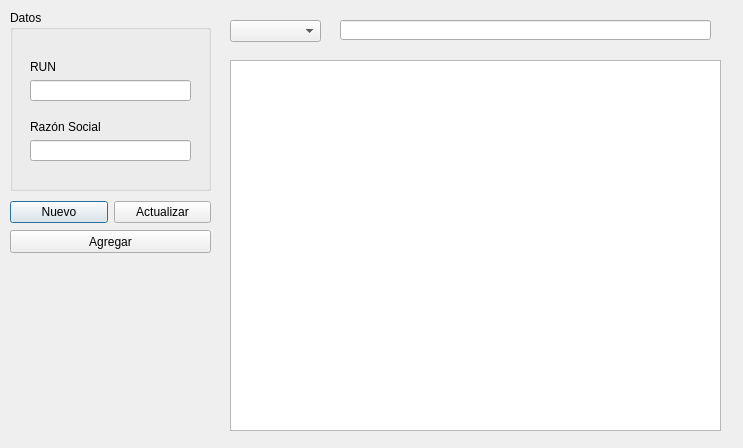
Above: companies.ui from cristtopher/Desktop-Access-Control before the change. Below: the same form after it.
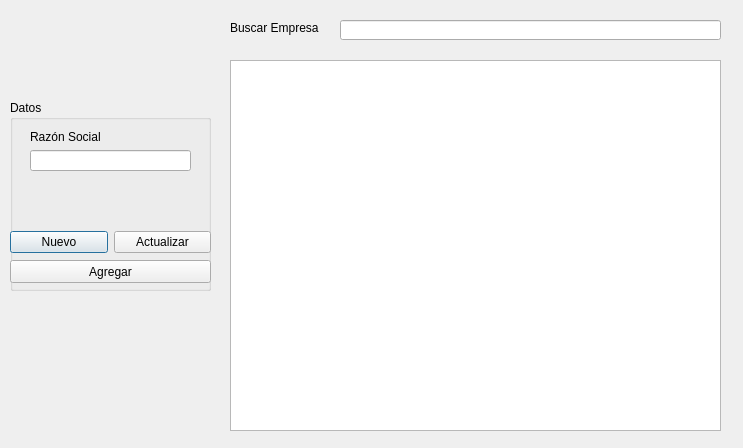
That is the form after the change.

Commit message: administrate companies only with the name, delete run

What changed in the file:
```diff
--- a/companies.ui
+++ b/companies.ui
@@ -17,9 +17,9 @@
    <property name="geometry">
     <rect>
      <x>10</x>
-     <y>10</y>
+     <y>100</y>
      <width>201</width>
-     <height>181</height>
+     <height>191</height>
     </rect>
    </property>
    <property name="title">
@@ -29,29 +29,7 @@
     <property name="geometry">
      <rect>
       <x>20</x>
-      <y>50</y>
-      <width>161</width>
-      <height>41</height>
-     </rect>
-    </property>
-    <layout class="QVBoxLayout" name="verticalLayout">
-     <item>
-      <widget class="QLabel" name="label">
-       <property name="text">
-        <string>RUN</string>
-       </property>
-      </widget>
-     </item>
-     <item>
-      <widget class="QLineEdit" name="lineEdit_rut"/>
-     </item>
-    </layout>
-   </widget>
-   <widget class="QWidget" name="layoutWidget">
-    <property name="geometry">
-     <rect>
-      <x>20</x>
-      <y>110</y>
+      <y>30</y>
       <width>161</width>
       <height>41</height>
      </rect>
@@ -69,6 +47,45 @@
      </item>
     </layout>
    </widget>
+   <widget class="QWidget" name="layoutWidget">
+    <property name="geometry">
+     <rect>
+      <x>0</x>
+      <y>130</y>
+      <width>201</width>
+      <height>25</height>
+     </rect>
+    </property>
+    <layout class="QHBoxLayout" name="horizontalLayout">
+     <item>
+      <widget class="QPushButton" name="pushButton_newCompany">
+       <property name="text">
+        <string>Nuevo</string>
+       </property>
+      </widget>
+     </item>
+     <item>
+      <widget class="QPushButton" name="pushButton_update">
+       <property name="text">
+        <string>Actualizar</string>
+       </property>
+      </widget>
+     </item>
+    </layout>
+   </widget>
+   <widget class="QPushButton" name="pushButton_new">
+    <property name="geometry">
+     <rect>
+      <x>0</x>
+      <y>160</y>
+      <width>201</width>
+      <height>23</height>
+     </rect>
+    </property>
+    <property name="text">
+     <string>Agregar</string>
+    </property>
+   </widget>
   </widget>
   <widget class="QTableView" name="tableView">
    <property name="geometry">
@@ -80,63 +97,27 @@
     </rect>
    </property>
   </widget>
-  <widget class="QWidget" name="layoutWidget">
-   <property name="geometry">
-    <rect>
-     <x>10</x>
-     <y>200</y>
-     <width>201</width>
-     <height>25</height>
-    </rect>
-   </property>
-   <layout class="QHBoxLayout" name="horizontalLayout">
-    <item>
-     <widget class="QPushButton" name="pushButton_newCompany">
-      <property name="text">
-       <string>Nuevo</string>
-      </property>
-     </widget>
-    </item>
-    <item>
-     <widget class="QPushButton" name="pushButton_update">
-      <property name="text">
-       <string>Actualizar</string>
-      </property>
-     </widget>
-    </item>
-   </layout>
-  </widget>
-  <widget class="QComboBox" name="comboBox_search">
-   <property name="geometry">
-    <rect>
-     <x>230</x>
-     <y>20</y>
-     <width>91</width>
-     <height>22</height>
-    </rect>
-   </property>
-  </widget>
   <widget class="QLineEdit" name="lineEdit_search">
    <property name="geometry">
     <rect>
      <x>340</x>
      <y>20</y>
-     <width>371</width>
+     <width>381</width>
      <height>20</height>
     </rect>
    </property>
   </widget>
-  <widget class="QPushButton" name="pushButton_new">
+  <widget class="QLabel" name="label_search">
    <property name="geometry">
     <rect>
-     <x>10</x>
-     <y>230</y>
-     <width>201</width>
-     <height>23</height>
+     <x>230</x>
+     <y>20</y>
+     <width>101</width>
+     <height>16</height>
     </rect>
    </property>
    <property name="text">
-    <string>Agregar</string>
+    <string>Buscar Empresa     :</string>
    </property>
   </widget>
  </widget>
```
Left out of the diff: 2 changed lines with no effect on the pictures. The commit also changes 4 other files.
